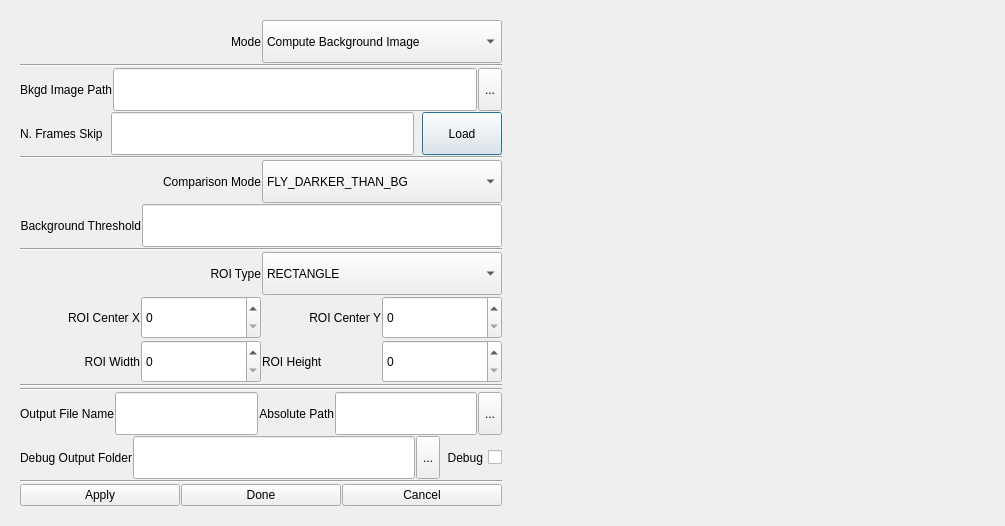
Above: src/plugin/flytrack/flytrack_plugin.ui from FlyVirtualReality/BIAS before the change. Below: the same form after it.
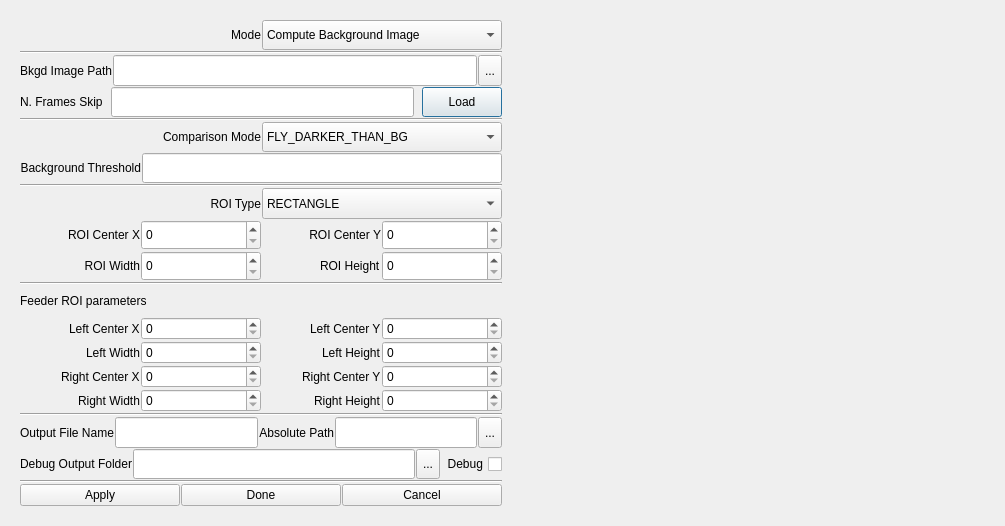
That is the form after the change.

Commit message: Added and tested feeder ROIs Two feeder ROIs were added. Feeder ROIs can be loaded in config file and UI Qt Creator was used to add fields for feeder ROIs Fish are detected in the feeder ROIs and sent over http server

```diff
--- a/src/plugin/flytrack/flytrack_plugin.ui
+++ b/src/plugin/flytrack/flytrack_plugin.ui
@@ -395,8 +395,8 @@
               </property>
              </widget>
             </item>
-            <item>
-             <widget class="QLabel" name="ROIHeightLabel">
+            <item alignment="Qt::AlignmentFlag::AlignRight">
+             <widget class="QLabel" name="roiHeightLabel">
               <property name="text">
                <string>ROI Height</string>
               </property>
@@ -421,6 +421,141 @@
             </property>
            </widget>
           </item>
+          <item>
+           <widget class="QLabel" name="label">
+            <property name="text">
+             <string>Feeder ROI parameters</string>
+            </property>
+           </widget>
+          </item>
+          <item>
+           <layout class="QGridLayout" name="gridLayout">
+            <item row="0" column="3">
+             <widget class="QSpinBox" name="roiLeftFeederCenterYSpinBox">
+              <property name="maximum">
+               <number>999999999</number>
+              </property>
+             </widget>
+            </item>
+            <item row="0" column="2" alignment="Qt::AlignmentFlag::AlignRight">
+             <widget class="QLabel" name="roiLeftFeederCenterYLabel">
+              <property name="text">
+               <string>Left Center Y</string>
+              </property>
+             </widget>
+            </item>
+            <item row="0" column="0" alignment="Qt::AlignmentFlag::AlignRight">
+             <widget class="QLabel" name="roiLeftFeederCenterXLabel">
+              <property name="text">
+               <string>Left Center X</string>
+              </property>
+             </widget>
+            </item>
+            <item row="0" column="1">
+             <widget class="QSpinBox" name="roiLeftFeederCenterXSpinBox">
+              <property name="maximum">
+               <number>999999999</number>
+              </property>
+             </widget>
+            </item>
+           </layout>
+          </item>
+          <item>
+           <layout class="QGridLayout" name="gridLayout_2">
+            <item row="0" column="2" alignment="Qt::AlignmentFlag::AlignRight">
+             <widget class="QLabel" name="roiLeftFeederHeightLabel">
+              <property name="text">
+               <string>Left Height</string>
+              </property>
+             </widget>
+            </item>
+            <item row="0" column="1">
+             <widget class="QSpinBox" name="roiLeftFeederWidthSpinBox">
+              <property name="maximum">
+               <number>999999999</number>
+              </property>
+             </widget>
+            </item>
+            <item row="0" column="3">
+             <widget class="QSpinBox" name="roiLeftFeederHeightSpinBox">
+              <property name="maximum">
+               <number>999999999</number>
+              </property>
+             </widget>
+            </item>
+            <item row="0" column="0" alignment="Qt::AlignmentFlag::AlignRight">
+             <widget class="QLabel" name="roiLeftFeederWidthLabel">
+              <property name="text">
+               <string>Left Width</string>
+              </property>
+             </widget>
+            </item>
+           </layout>
+          </item>
+          <item>
+           <layout class="QGridLayout" name="gridLayout_3">
+            <item row="0" column="3">
+             <widget class="QSpinBox" name="roiRightFeederCenterYSpinBox">
+              <property name="maximum">
+               <number>999999999</number>
+              </property>
+             </widget>
+            </item>
+            <item row="0" column="1">
+             <widget class="QSpinBox" name="roiRightFeederCenterXSpinBox">
+              <property name="maximum">
+               <number>999999999</number>
+              </property>
+             </widget>
+            </item>
+            <item row="0" column="2" alignment="Qt::AlignmentFlag::AlignRight">
+             <widget class="QLabel" name="roiRightFeederCenterYLabel">
+              <property name="text">
+               <string>Right Center Y</string>
+              </property>
+             </widget>
+            </item>
+            <item row="0" column="0" alignment="Qt::AlignmentFlag::AlignRight">
+             <widget class="QLabel" name="roiRightFeederCenterXLabel">
+              <property name="text">
+               <string>Right Center X</string>
+              </property>
+             </widget>
+            </item>
+           </layout>
+          </item>
+          <item>
+           <layout class="QGridLayout" name="gridLayout_4">
+            <item row="0" column="2" alignment="Qt::AlignmentFlag::AlignRight">
+             <widget class="QLabel" name="roiRightFeederHeightLabel">
+              <property name="text">
+               <string>Right Height</string>
+              </property>
+             </widget>
+            </item>
+            <item row="0" column="3">
+             <widget class="QSpinBox" name="roiRightFeederHeightSpinBox">
+              <property name="maximum">
+               <number>999999999</number>
+              </property>
+             </widget>
+            </item>
+            <item row="0" column="1">
+             <widget class="QSpinBox" name="roiRightFeederWidthSpinBox">
+              <property name="maximum">
+               <number>999999999</number>
+              </property>
+             </widget>
+            </item>
+            <item row="0" column="0" alignment="Qt::AlignmentFlag::AlignRight">
+             <widget class="QLabel" name="roiRightFeederWidthLabel">
+              <property name="text">
+               <string>Right Width</string>
+              </property>
+             </widget>
+            </item>
+           </layout>
+          </item>
           <item>
            <widget class="Line" name="line_4">
             <property name="orientation">
```
Left out of the diff: 58 changed lines with no effect on the pictures. The commit also changes 4 other files.
